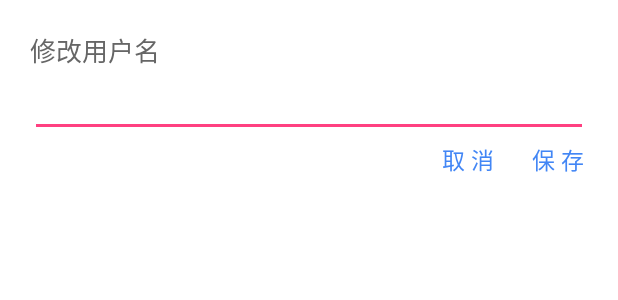
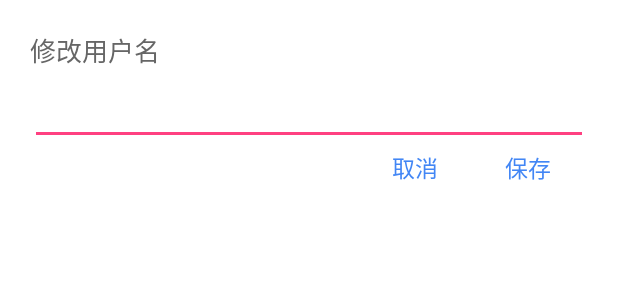
Before and after one commit to yinhanlei/GoogleAuth_Android, an Android app: the layout pop_dialog_modify.xml on its own in the app's theme, with its tools: preview values and no code run, on a phone screen of 412 x 824 dp. Shown: the top 300 px of the screen. Run offline under Robolectric (Android 15) with nearby library versions, the phone set to English and light mode, and no system bars.

Commit message:
修改尺寸

```diff
--- a/app/src/main/res/layout/activity_main.xml
+++ b/app/src/main/res/layout/activity_main.xml
@@ -20,9 +20,9 @@
             android:layout_height="wrap_content"
             android:layout_marginLeft="@dimen/dp_15"
             android:gravity="center"
-            android:text="身份验证器"
+            android:text="珍岛身份验证器"
             android:textColor="@color/white"
-            android:textSize="@dimen/sp_25" />
+            android:textSize="@dimen/sp_20" />
 
         <TextView
             android:layout_width="0dp"
--- a/app/src/main/res/layout/pop_dialog_modify.xml
+++ b/app/src/main/res/layout/pop_dialog_modify.xml
@@ -17,6 +17,7 @@
         android:id="@+id/edit_name_modify"
         android:layout_width="match_parent"
         android:layout_height="wrap_content"
+        android:layout_marginTop="@dimen/dp_5"
         android:maxLines="1"
         android:textColor="@color/light_gray4"
         android:textSize="@dimen/sp_17" />
@@ -34,20 +35,20 @@
 
         <TextView
             android:id="@+id/btn_cancle"
-            android:layout_width="@dimen/dp_40"
+            android:layout_width="@dimen/dp_80"
             android:layout_height="@dimen/dp_30"
-            android:gravity="center"
-            android:text="取 消"
+            android:gravity="right"
+            android:text="取消"
             android:textColor="@color/light_blue"
             android:textSize="@dimen/sp_15" />
 
         <TextView
             android:id="@+id/btn_save"
-            android:layout_width="@dimen/dp_40"
+            android:layout_width="@dimen/dp_80"
             android:layout_height="@dimen/dp_30"
             android:layout_marginLeft="@dimen/dp_20"
             android:gravity="center"
-            android:text="保 存"
+            android:text="保存"
             android:textColor="@color/light_blue"
             android:textSize="@dimen/sp_15" />
 
--- a/app/src/main/res/values/dimens.xml
+++ b/app/src/main/res/values/dimens.xml
@@ -49,10 +49,12 @@
     <dimen name="sp_15">15sp</dimen>
     <dimen name="sp_16">16sp</dimen>
     <dimen name="sp_17">17sp</dimen>
-    <dimen name="sp_19">19sp</dimen>
+    <dimen name="sp_18">18sp</dimen>
     <dimen name="sp_20">20sp</dimen>
+    <dimen name="sp_23">23sp</dimen>
     <dimen name="sp_25">25sp</dimen>
     <dimen name="sp_30">30sp</dimen>
+    <dimen name="sp_32">32sp</dimen>
     <dimen name="sp_35">35sp</dimen>
     <dimen name="sp_40">40sp</dimen>
 </resources>
```
Also changed, not shown: app/src/main/res/layout/item_code.xml (+6 -5 lines).
